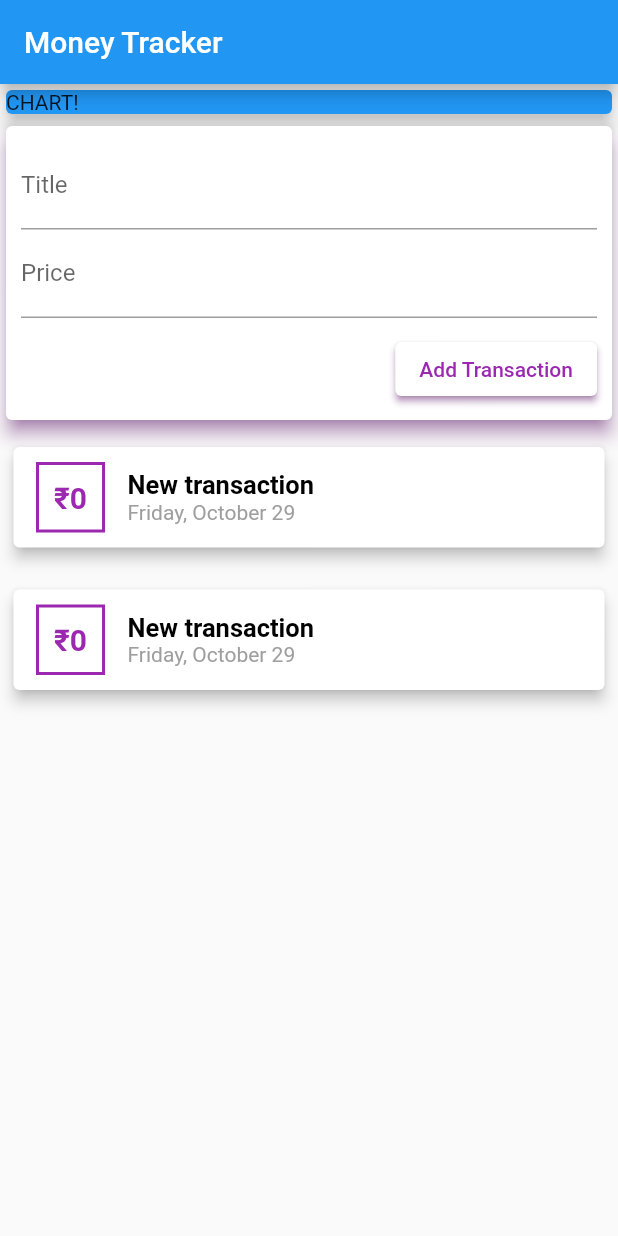
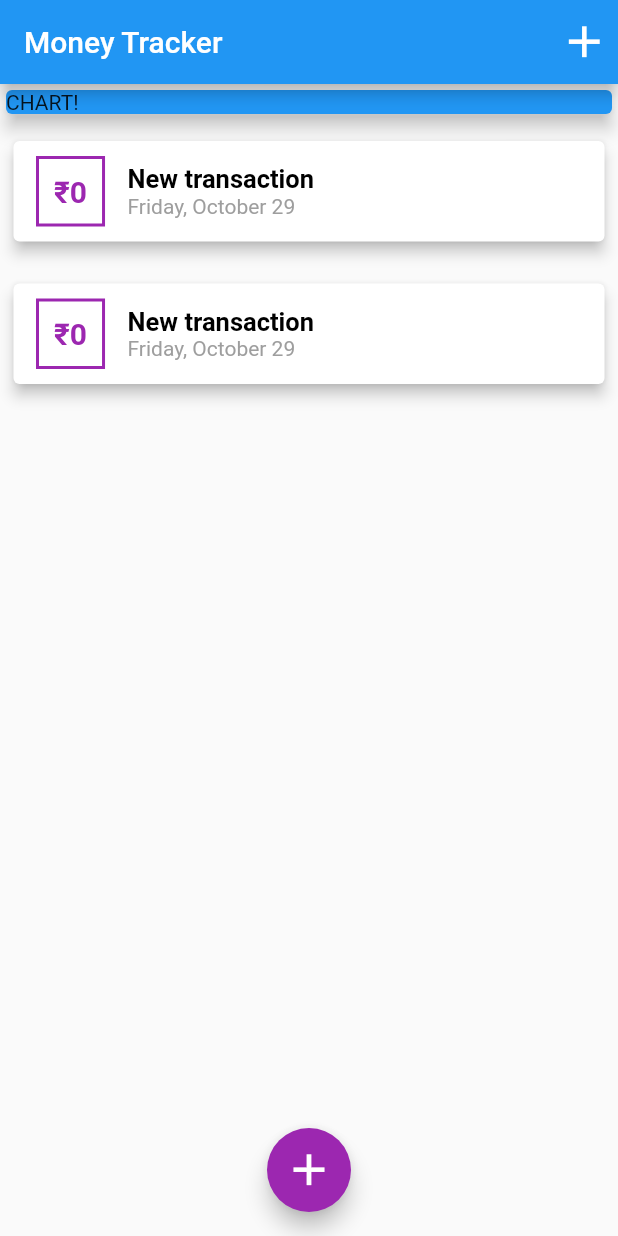
Before and after one commit to atharv-bhadange/Expenses_App, a Flutter app: the screen it shows after launch, on a phone screen of 412 x 824 dp. Run offline on Flutter 3.47's test engine with Material 2 defaults, Android fonts, the phone set to English and light mode, and no system bars.

Commit message:
Bottom modal sheet
deleted user_transactions.dart and made main.dart as Stateful widget to handle the bottom modal sheet

```diff
--- a/lib/main.dart
+++ b/lib/main.dart
@@ -1,13 +1,13 @@
 import 'package:flutter/cupertino.dart';
 import 'package:flutter/material.dart';
 
-import './widgets/user_transactions.dart';
+import './widgets/new_transaction.dart';
+import './widgets/transaction_list.dart';
+import './models/transaction.dart';
 
-void main() => runApp(const MyApp());
+void main() => runApp(MyApp());
 
 class MyApp extends StatelessWidget {
-  const MyApp({Key? key}) : super(key: key);
-
   @override
   Widget build(BuildContext context) {
     return MaterialApp(
@@ -20,12 +20,67 @@ class MyApp extends StatelessWidget {
   }
 }
 
-class MyHomePage extends StatelessWidget {
+class MyHomePage extends StatefulWidget {
+  @override
+  State<MyHomePage> createState() => _MyHomePageState();
+}
+
+class _MyHomePageState extends State<MyHomePage> {
+  final List<Transaction> _userTransactions = [
+    Transaction(
+      id: 't1',
+      title: 'New transaction',
+      amount: 00,
+      date: DateTime.now(),
+    ),
+    Transaction(
+      id: 't2',
+      title: 'New transaction',
+      amount: 00,
+      date: DateTime.now(),
+    ),
+  ];
+
+  void _addNewTransaction(String txTitle, int txAmount) {
+    final newTx = Transaction(
+      id: DateTime.now().toString(),
+      title: txTitle,
+      amount: txAmount,
+      date: DateTime.now(),
+    );
+
+    setState(() {
+      _userTransactions.add(newTx);
+    });
+  }
+
+  void _startAddNewTransaction(BuildContext ctx) {
+    showModalBottomSheet(
+      context: ctx,
+      builder: (bCtx) {
+        return GestureDetector(
+          onTap: () {},
+          child: NewTransaction(_addNewTransaction),
+          //behavior: HitTestBehavior.opaque,
+        );
+      },
+    );
+  }
+
   @override
   Widget build(BuildContext context) {
     return Scaffold(
       appBar: AppBar(
         title: Text('Money Tracker'),
+        actions: [
+          IconButton(
+            onPressed: () => {_startAddNewTransaction(context)},
+            icon: Icon(
+              Icons.add,
+              size: 35,
+            ),
+          ),
+        ],
       ),
       body: SingleChildScrollView(
         child: Column(
@@ -40,9 +95,18 @@ class MyHomePage extends StatelessWidget {
                 elevation: 5,
               ),
             ),
-            UserTransactions(),
+            TransactionList(_userTransactions),
           ],
         ),
+      ),
+      floatingActionButtonLocation: FloatingActionButtonLocation.centerFloat,
+      floatingActionButton: FloatingActionButton(
+        child: Icon(
+          Icons.add,
+          size: 35,
+        ),
+        onPressed: () => {_startAddNewTransaction(context)},
+        backgroundColor: Colors.purple,
       ),
     );
   }
--- a/lib/widgets/user_transactions.dart
+++ /dev/null
@@ -1,50 +0,0 @@
-import 'package:flutter/material.dart';
-
-import './transaction_list.dart';
-import './new_transaction.dart';
-import '../models/transaction.dart';
-
-class UserTransactions extends StatefulWidget {
-  @override
-  _UserTransactionsState createState() => _UserTransactionsState();
-}
-
-class _UserTransactionsState extends State<UserTransactions> {
-  final List<Transaction> _userTransactions = [
-    Transaction(
-      id: 't1',
-      title: 'New transaction',
-      amount: 00,
-      date: DateTime.now(),
-    ),
-    Transaction(
-      id: 't2',
-      title: 'New transaction',
-      amount: 00,
-      date: DateTime.now(),
-    ),
-  ];
-
-  void _addNewTransaction(String txTitle, int txAmount) {
-    final newTx = Transaction(
-      id: DateTime.now().toString(),
-      title: txTitle,
-      amount: txAmount,
-      date: DateTime.now(),
-    );
-
-    setState(() {
-      _userTransactions.add(newTx);
-    });
-  }
-
-  @override
-  Widget build(BuildContext context) {
-    return Column(
-      children: [
-        NewTransaction(_addNewTransaction),
-        TransactionList(_userTransactions),
-      ],
-    );
-  }
-}
```
